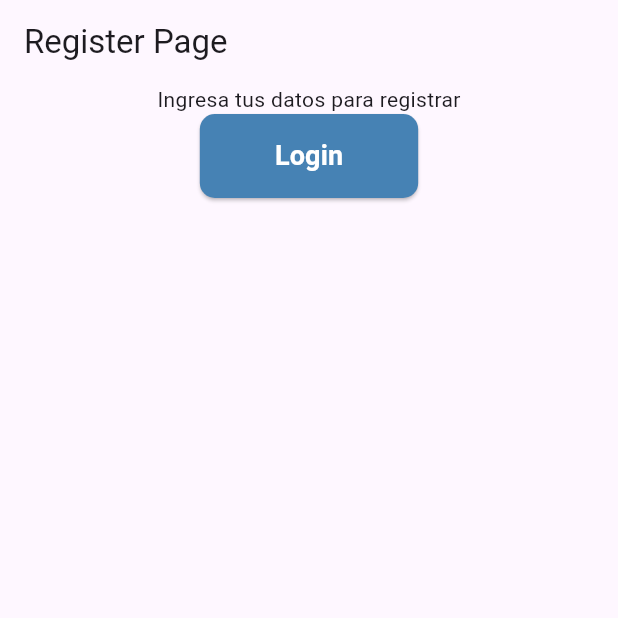
After one commit to ItsEugenio/vecindApp-Resident-Mobile, a Flutter app: the Registerpage screen opened directly, on a phone screen of 412 x 824 dp, the top half of it. The commit adds this screen. Run offline on Flutter 3.47's test engine with Material 3 defaults, Android fonts, the phone set to English and light mode, and no system bars; our stand-ins replace dio, firebase_core, firebase_messaging, flutter_bloc, flutter_local_notifications, shared_preferences; missing offline and left inert: no_screenshot; accounts and stored records are empty; network calls fail.

```diff
--- a/lib/main.dart
+++ b/lib/main.dart
@@ -13,6 +13,7 @@ import 'home/data/repositories/residential_repository_impl.dart';
 import 'home/presentation/blocs/residential_bloc.dart';
 import 'home/presentation/pages/admin_page.dart';
 import 'core/storage/storage.dart';
+import 'package:no_screenshot/no_screenshot.dart';
 
 void main() async {
   WidgetsFlutterBinding.ensureInitialized();
@@ -25,6 +26,9 @@ void main() async {
   }
 
   final String? token = await Storage.getToken();
+
+  final _noScreenshot = NoScreenshot.instance;
+  await _noScreenshot.screenshotOff();
   runApp(MyApp(isAuthenticated: token != null));
 }
 
--- /dev/null
+++ b/lib/register/presentation/screen/RegisterPage.dart
@@ -0,0 +1,33 @@
+import 'package:flutter/material.dart';
+import 'package:vecindapp_residente/login/presentation/pages/login_page.dart';
+import '../widgets/button.dart';
+
+class Registerpage extends StatelessWidget {
+  const Registerpage({super.key});
+
+  @override
+  Widget build(BuildContext context) {
+    return  Scaffold(
+      appBar: AppBar(
+        title: Text("Register Page"),
+
+      ),
+    body: Center(
+      child: Column(
+        children: [
+          Text("Ingresa tus datos para registrar"),
+          Button(
+                  text: "Login",
+                  onPressed: () {
+                    Navigator.pushReplacement(
+                      context,
+                      MaterialPageRoute(builder: (context) => LoginPage()),
+                    );
+                  },
+                ),
+        ],
+      ),
+    ),
+    );
+  }
+}
--- /dev/null
+++ b/lib/register/presentation/widgets/button.dart
@@ -0,0 +1,24 @@
+import 'package:flutter/material.dart';
+
+class Button extends StatelessWidget {
+  final String text;
+  final VoidCallback onPressed;
+
+  Button({required this.text, required this.onPressed});
+
+  @override
+  Widget build(BuildContext context) {
+    return ElevatedButton(
+      onPressed: onPressed,
+      style: ElevatedButton.styleFrom(
+        backgroundColor: Color(0xFF4682B4),
+        padding: EdgeInsets.symmetric(horizontal: 50, vertical: 15),
+        shape: RoundedRectangleBorder(borderRadius: BorderRadius.circular(10)),
+      ),
+      child: Text(
+        text,
+        style: TextStyle(fontSize: 18, fontWeight: FontWeight.bold, color: Colors.white),
+      ),
+    );
+  }
+}
```
Also changed, not shown: lib/login/presentation/pages/login_page.dart (+70 -19 lines), pubspec.yaml (+16 -23 lines), pubspec.lock.
